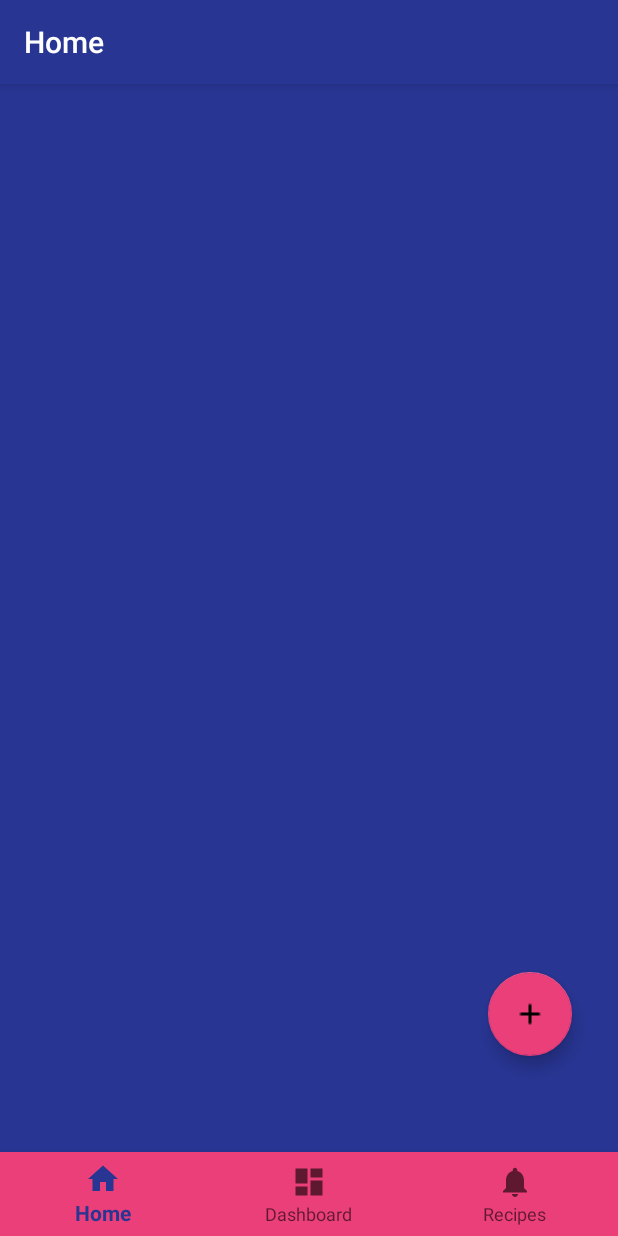
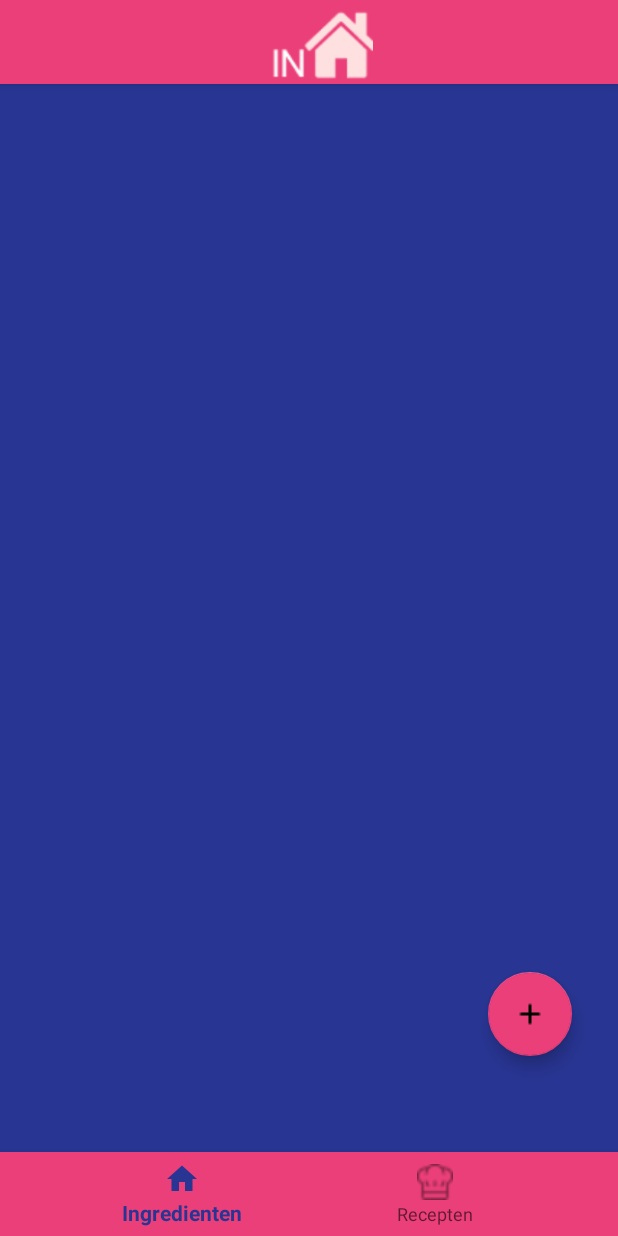
Before and after one commit to Jeffrieh/InHuis, an Android app: the screen it shows after launch (MainActivity), on a phone screen of 412 x 824 dp. Run offline under Robolectric (Android 15) with nearby library versions, the phone set to English and light mode, and no system bars; our stand-ins replace Room's generated code, navigation-ui.

Commit message:
layout changes

```diff
--- a/app/src/main/java/com/example/inhuis/MainActivity.kt
+++ b/app/src/main/java/com/example/inhuis/MainActivity.kt
@@ -10,6 +10,7 @@ import androidx.navigation.ui.AppBarConfiguration
 import androidx.navigation.ui.setupActionBarWithNavController
 import androidx.navigation.ui.setupWithNavController
 import com.example.inhuis.ui.ingredients.IngredientsViewModel
+import kotlinx.android.synthetic.main.activity_main.*
 
 class MainActivity : AppCompatActivity() {
 
@@ -17,6 +18,22 @@ class MainActivity : AppCompatActivity() {
         super.onCreate(savedInstanceState)
         setContentView(R.layout.activity_main)
         val navView: BottomNavigationView = findViewById(R.id.nav_view)
+
+        setSupportActionBar(toolbar)
+
+        supportActionBar?.apply {
+            // Set toolbar title/app title
+            title = "Toolbar Title"
+
+            // Set action bar/toolbar sub title
+            subtitle = "Toolbar sub title"
+
+
+            toolbar_title.text = "testje"
+            // Display the app icon in action bar/toolbar
+            setDisplayShowHomeEnabled(true)
+            setDisplayUseLogoEnabled(true)
+        }
 
         val model: IngredientsViewModel by viewModels();
 
--- a/app/src/main/java/com/example/inhuis/ui/home/HomeFragment.kt
+++ b/app/src/main/java/com/example/inhuis/ui/home/HomeFragment.kt
@@ -29,7 +29,6 @@ import kotlinx.android.synthetic.main.dialog_add_ingredient.view.*
 import kotlinx.android.synthetic.main.ingredient_item.view.*
 
 
-@Suppress("TYPE_INFERENCE_ONLY_INPUT_TYPES_WARNING")
 class HomeFragment : Fragment() {
 
     private lateinit var homeViewModel: HomeViewModel
--- a/app/src/main/java/com/example/inhuis/ui/ingredients/IngredientsAdapter.kt
+++ b/app/src/main/java/com/example/inhuis/ui/ingredients/IngredientsAdapter.kt
@@ -6,6 +6,7 @@ import android.view.View
 import android.view.ViewGroup
 import android.widget.LinearLayout
 import android.widget.TextView
+import androidx.core.graphics.toColor
 import androidx.recyclerview.selection.ItemDetailsLookup
 import androidx.recyclerview.selection.SelectionTracker
 import androidx.recyclerview.widget.RecyclerView
@@ -45,14 +46,16 @@ class IngredientsAdapter(private var myDataset: List<Ingredient>, private val co
         fun bind(item: Ingredient, selected: Boolean) = with(itemView) {
             itemView.imageView.setImageDrawable(context.getDrawable(item.image));
             itemView.tvName.text = item.name;
-            itemView.tvAmount.text = item.amount.toString();
+            itemView.tvAmount.text = " - " + item.amount.toString() + "g"
 
             if (selected) {
                 itemView.background = ColorDrawable(
                     Color.parseColor("#80deea")
                 )
             } else {
-                itemView.background = ColorDrawable(Color.BLACK)
+                itemView.background = ColorDrawable(
+                    resources.getColor(R.color.colorPrimary)
+                )
             }
             //setOnClickListener { listener(item) }
         }
--- a/app/src/main/res/layout/activity_main.xml
+++ b/app/src/main/res/layout/activity_main.xml
@@ -6,6 +6,56 @@
     android:layout_width="match_parent"
     android:layout_height="match_parent"
     android:background="#283592">
+
+    <com.google.android.material.appbar.AppBarLayout
+        android:id="@+id/appbar"
+        android:layout_width="match_parent"
+        android:layout_height="wrap_content"
+        android:elevation="6dp"
+        android:fitsSystemWindows="true"
+        android:theme="@style/AppTheme"
+        app:layout_constraintTop_toTopOf="parent">
+
+
+        <androidx.appcompat.widget.Toolbar
+            android:id="@+id/toolbar"
+            android:layout_width="match_parent"
+            android:layout_height="wrap_content"
+            android:background="@color/colorAccent"
+            android:elevation="6dp"
+            app:layout_collapseMode="pin"
+            app:layout_scrollFlags="scroll|enterAlways"
+            app:popupTheme="@style/AppTheme">
+
+            <LinearLayout
+                android:id="@+id/llContainer"
+                android:layout_width="match_parent"
+                android:layout_height="?actionBarSize"
+                android:background="@color/colorAccent"
+                android:gravity="center"
+                android:orientation="horizontal">
+
+                <TextView
+                    android:id="@+id/toolbar_title"
+                    android:layout_width="wrap_content"
+                    android:layout_height="wrap_content"
+                    android:layout_gravity="left"
+                    android:visibility="gone"
+                    android:text="Title" />
+
+                <ImageView
+                    android:layout_width="wrap_content"
+                    android:layout_height="wrap_content"
+                    android:layout_gravity="center"
+                    android:src="@drawable/logo"></ImageView>
+
+
+            </LinearLayout>
+
+        </androidx.appcompat.widget.Toolbar>
+
+    </com.google.android.material.appbar.AppBarLayout>
+
 
     <fragment
         android:id="@+id/nav_host_fragment"
--- a/app/src/main/res/menu/bottom_nav_menu.xml
+++ b/app/src/main/res/menu/bottom_nav_menu.xml
@@ -4,16 +4,11 @@
     <item
         android:id="@+id/navigation_home"
         android:icon="@drawable/ic_home_black_24dp"
-        android:title="@string/title_home" />
+        android:title="Ingredienten" />
 
     <item
         android:id="@+id/navigation_dashboard"
-        android:icon="@drawable/ic_dashboard_black_24dp"
-        android:title="@string/title_dashboard" />
-
-    <item
-        android:id="@+id/navigation_notifications"
-        android:icon="@drawable/ic_notifications_black_24dp"
-        android:title="@string/title_recipes" />
+        android:icon="@drawable/koksmuts"
+        android:title="Recepten" />
 
 </menu>
--- a/app/src/main/res/values/styles.xml
+++ b/app/src/main/res/values/styles.xml
@@ -1,7 +1,7 @@
 <resources>
 
     <!-- Base application theme. -->
-    <style name="AppTheme" parent="Theme.AppCompat.Light.DarkActionBar">
+    <style name="AppTheme" parent="Theme.AppCompat.Light.NoActionBar">
         <!-- Customize your theme here. -->
         <item name="colorPrimary">@color/colorPrimary</item>
         <item name="colorPrimaryDark">@color/colorPrimaryDark</item>
```
Also changed, not shown: app/src/main/res/drawable/koksmuts.png (added), app/src/main/res/drawable/logo.png (added).
